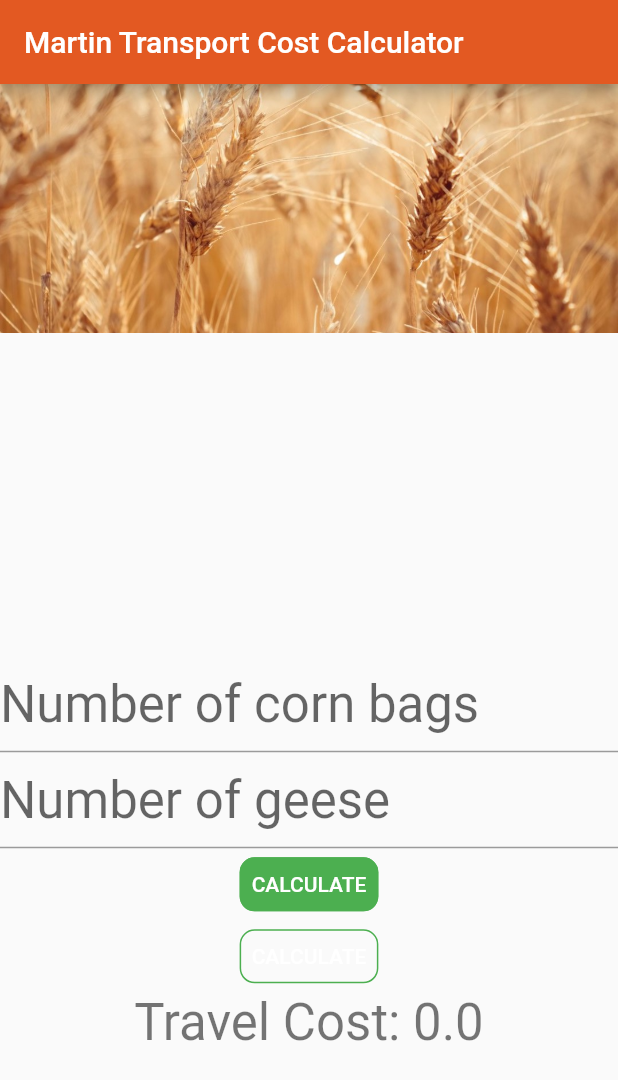
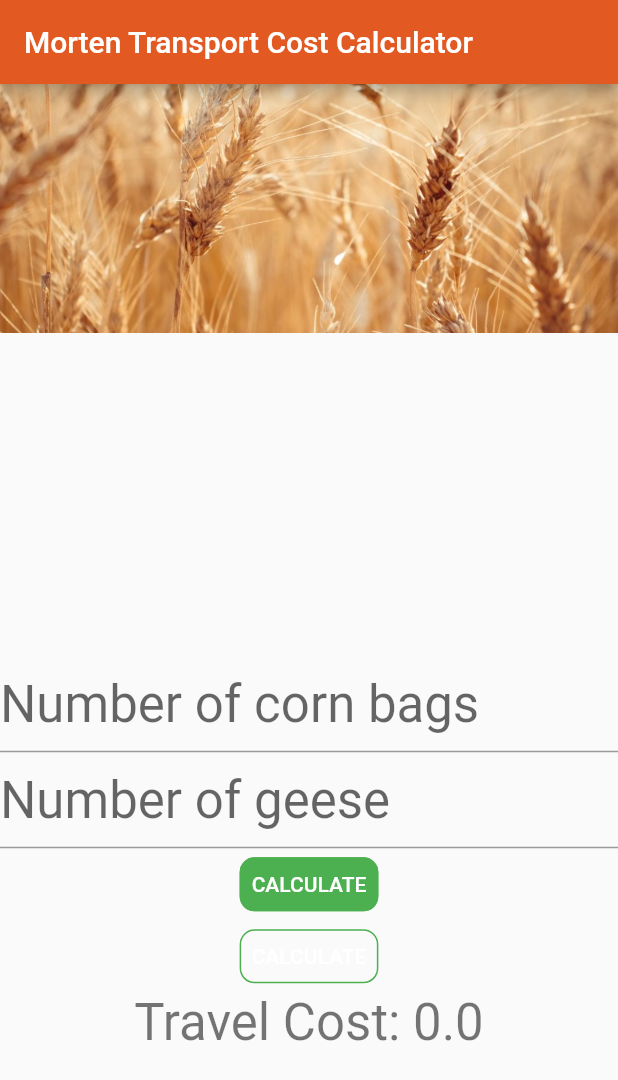
Before and after one commit to AdamProbert/MadeTech-FarmerCornBoatCalculator, a Flutter app: the screen it shows after launch, on a phone screen of 412 x 824 dp. Shown: the top 1080 px of the screen. Run offline on Flutter 3.47's test engine with Material 2 defaults, Android fonts, the phone set to English and light mode, and no system bars.

Commit message:
Fixed app title

```diff
--- a/lib/main.dart
+++ b/lib/main.dart
@@ -5,7 +5,7 @@ void main() {
   runApp(MyApp());
 }
 
-final title = 'Martin Transport Cost Calculator';
+final title = 'Morten Transport Cost Calculator';
 final currencyFormatter = new NumberFormat("£#,##0.00", "en_GB");
 
 Map<int, Color> color = {
```
